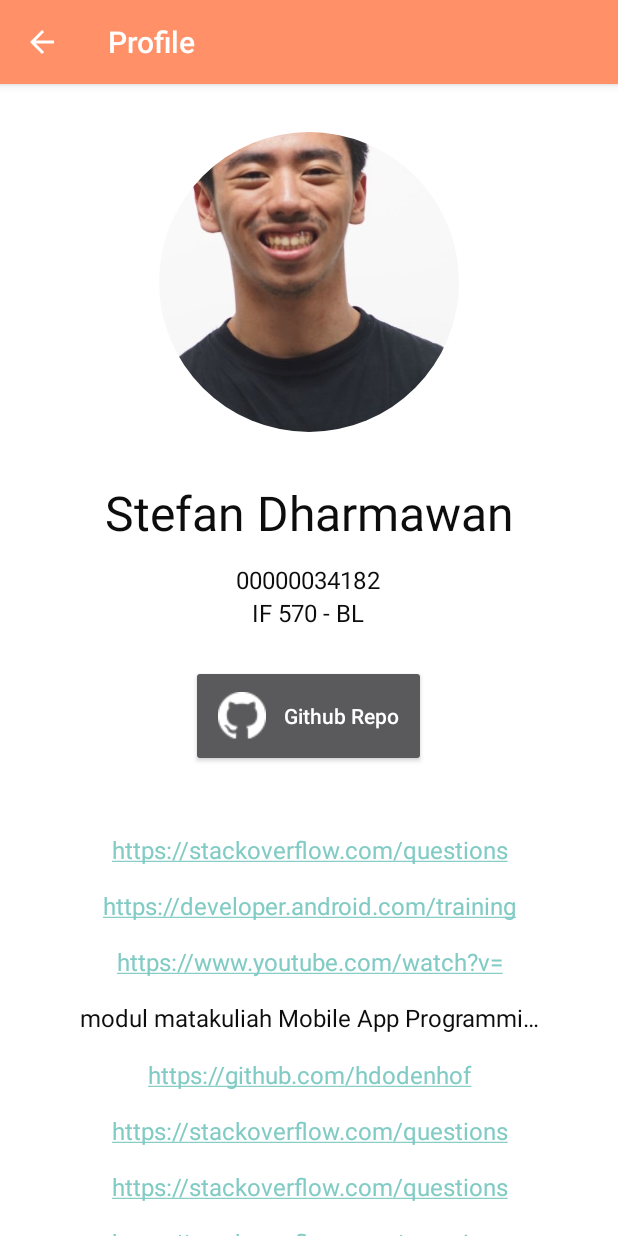
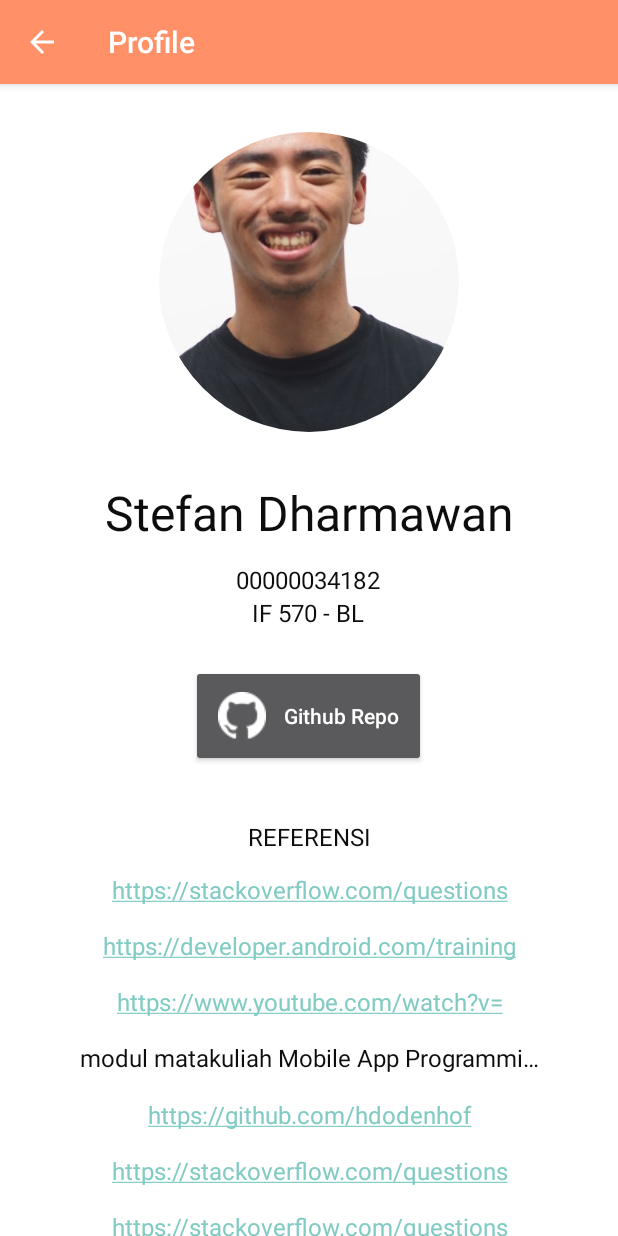
Before and after one commit to TepanD/UTS_MobileAppProg_34182, an Android app: the ProfilePage screen opened directly, with no data from a screen before it, on a phone screen of 412 x 824 dp. Run offline under Robolectric (Android 15) with nearby library versions, the phone set to English and light mode, and no system bars; our stand-ins replace CircleImageView.

Commit message:
Fix: references header and layout on profile page

```diff
--- a/app/src/main/res/layout/activity_profile_page.xml
+++ b/app/src/main/res/layout/activity_profile_page.xml
@@ -52,7 +52,8 @@
                     android:textAlignment="center"/>
                 <Button
                     android:id="@+id/btn_repo"
-                    android:layout_marginVertical="24dp"
+                    android:layout_marginTop="24dp"
+                    android:layout_marginBottom="18dp"
                     android:layout_width="wrap_content"
                     android:layout_height="wrap_content"
                     android:drawableStart="@drawable/github_mark_32px"
@@ -72,6 +73,17 @@
                 android:layout_marginBottom="32dp"
                 android:paddingHorizontal="50dp"
                 >
+                <TextView
+                    android:layout_width="match_parent"
+                    android:layout_height="wrap_content"
+                    android:layout_marginVertical="5dp"
+                    android:autoLink="web"
+                    android:ellipsize="end"
+                    android:maxLines="1"
+                    android:text="@string/reference_title"
+                    android:textAlignment="center"
+                    android:textColor="@color/text_grey"
+                    android:textSize="16sp" />
 
                 <TextView
                     android:layout_width="match_parent"
--- a/app/src/main/res/values/strings.xml
+++ b/app/src/main/res/values/strings.xml
@@ -17,6 +17,7 @@
 
     <string name="btn_play">play</string>
 
+    <string name="reference_title">REFERENSI</string>
     <string name="reference_1">https://stackoverflow.com/questions/26486730/in-android-app-toolbar-settitle-method-has-no-effect-application-name-is-shown</string>
     <string name="reference_2">https://developer.android.com/training/basics/firstapp/starting-activity#java</string>
     <string name="reference_3">https://www.youtube.com/watch?v=nlPtfncjOWA&amp;ab_channel=Stevdza-San</string>
```
